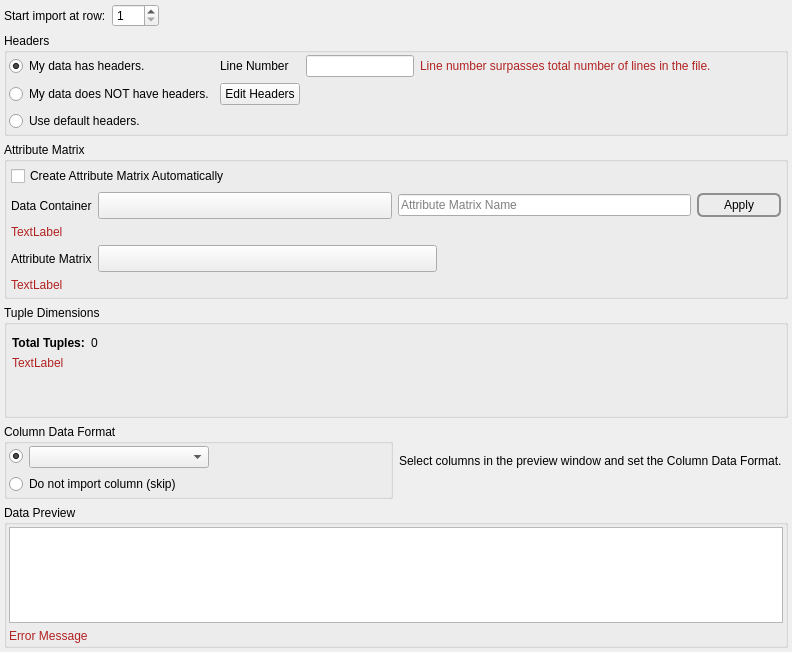
Above: Source/Plugins/IO/Widgets/ImportASCIIDataWizard/UI_Files/DataFormatPage.ui from BlueQuartzSoftware/DREAM3D before the change. Below: the same form after it.
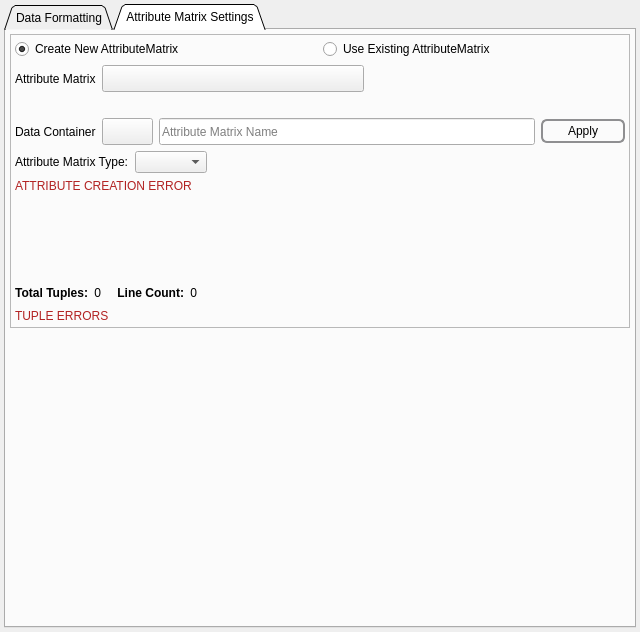
That is the form after the change. The open tabs and pages were chosen to show the change. Custom widgets are drawn as their Qt base class.

Commit message: Adjusting the user interface for ‘Read ASCII Data’ to allow users to more easily pick either to create an AttributeMatrix or use and existing AttributeMatrix.

What changed in the file:
```diff
--- a/Source/Plugins/IO/Widgets/ImportASCIIDataWizard/UI_Files/DataFormatPage.ui
+++ b/Source/Plugins/IO/Widgets/ImportASCIIDataWizard/UI_Files/DataFormatPage.ui
@@ -6,14 +6,14 @@
    <rect>
     <x>0</x>
     <y>0</y>
-    <width>792</width>
-    <height>652</height>
+    <width>640</width>
+    <height>632</height>
    </rect>
   </property>
   <property name="windowTitle">
    <string>WizardPage</string>
   </property>
-  <layout class="QVBoxLayout" name="verticalLayout">
+  <layout class="QGridLayout" name="gridLayout_8">
    <property name="leftMargin">
     <number>4</number>
    </property>
@@ -26,10 +26,80 @@
    <property name="bottomMargin">
     <number>4</number>
    </property>
+   <property name="spacing">
+    <number>4</number>
+   </property>
+   <item row="3" column="0">
+    <widget class="QTabWidget" name="tabWidget">
+     <property name="tabPosition">
+      <enum>QTabWidget::North</enum>
+     </property>
+     <property name="tabShape">
+      <enum>QTabWidget::Triangular</enum>
+     </property>
+     <property name="currentIndex">
+      <number>0</number>
+     </property>
+     <widget class="QWidget" name="tab">
+      <attribute name="title">
+       <string>Data Formatting</string>
+      </attribute>
+      <layout class="QGridLayout" name="gridLayout_5">
+       <property name="leftMargin">
+        <number>12</number>
+       </property>
+       <property name="topMargin">
+        <number>4</number>
+       </property>
+       <property name="rightMargin">
+        <number>4</number>
+       </property>
+       <property name="bottomMargin">
+        <number>4</number>
+       </property>
+       <property name="spacing">
+        <number>6</number>
+       </property>
+       <item row="2" column="0">
+        <widget class="QGroupBox" name="columnDataGroupBox">
+         <property name="title">
+          <string>Column Data Format</string>
+         </property>
+         <layout class="QGridLayout" name="gridLayout_2">
+          <property name="leftMargin">
+           <number>2</number>
+          </property>
+          <property name="topMargin">
+           <number>2</number>
+          </property>
+          <property name="rightMargin">
+           <number>2</number>
+          </property>
+          <property name="bottomMargin">
+           <number>2</number>
+          </property>
+          <property name="spacing">
+           <number>6</number>
+          </property>
+          <item row="1" column="0" colspan="2">
+           <layout class="QHBoxLayout" name="horizontalLayout_2">
+            <property name="topMargin">
+             <number>0</number>
+            </property>
    <item>
-    <layout class="QHBoxLayout" name="horizontalLayout">
-     <item>
-      <widget class="QLabel" name="label_7">
+             <widget class="QRadioButton" name="dataTypeRadio">
+              <property name="sizePolicy">
+               <sizepolicy hsizetype="Preferred" vsizetype="Fixed">
+                <horstretch>0</horstretch>
+                <verstretch>0</verstretch>
+               </sizepolicy>
+              </property>
+              <property name="maximumSize">
+               <size>
+                <width>16777215</width>
+                <height>16777215</height>
+               </size>
+              </property>
        <property name="text">
         <string>Start import at row:</string>
        </property>
@@ -60,7 +130,17 @@
      </item>
     </layout>
    </item>
-   <item>
+          <item row="3" column="0" colspan="2">
+           <widget class="QRadioButton" name="skipRadio">
+            <property name="text">
+             <string>Do not import column (skip)</string>
+            </property>
+           </widget>
+          </item>
+         </layout>
+        </widget>
+       </item>
+       <item row="1" column="0" colspan="2">
     <widget class="QGroupBox" name="groupBox_3">
      <property name="title">
       <string>Headers</string>
@@ -103,32 +183,6 @@
           </property>
          </widget>
         </item>
-        <item row="0" column="8">
-         <spacer name="horizontalSpacer_2">
-          <property name="orientation">
-           <enum>Qt::Horizontal</enum>
-          </property>
-          <property name="sizeHint" stdset="0">
-           <size>
-            <width>40</width>
-            <height>20</height>
-           </size>
-          </property>
-         </spacer>
-        </item>
-        <item row="0" column="5" colspan="3">
-         <widget class="QLabel" name="lineNumErrLabel">
-          <property name="styleSheet">
-           <string notr="true">QLabel { color: FireBrick }</string>
-          </property>
-          <property name="text">
-           <string>Line number surpasses total number of lines in the file.</string>
-          </property>
-          <property name="wordWrap">
-           <bool>false</bool>
-          </property>
-         </widget>
-        </item>
         <item row="1" column="3" colspan="6">
          <spacer name="horizontalSpacer">
           <property name="orientation">
@@ -173,36 +227,58 @@
           </property>
          </widget>
         </item>
+            <item row="0" column="5" colspan="4">
+             <widget class="QLabel" name="lineNumErrLabel">
+              <property name="styleSheet">
+               <string notr="true">QLabel { color: FireBrick }</string>
+              </property>
+              <property name="text">
+               <string>Line number surpasses total number of lines in the file.</string>
+              </property>
+              <property name="wordWrap">
+               <bool>true</bool>
+              </property>
+             </widget>
+            </item>
        </layout>
       </item>
      </layout>
     </widget>
    </item>
-   <item>
-    <widget class="QGroupBox" name="groupBox_4">
-     <property name="title">
-      <string>Attribute Matrix</string>
-     </property>
-     <layout class="QVBoxLayout" name="verticalLayout_2">
+       <item row="2" column="1">
+        <widget class="QLabel" name="label">
+         <property name="text">
+          <string>&lt;html&gt;&lt;head/&gt;&lt;body&gt;&lt;p&gt;Select columns in the preview window and set the Column Data Format.&lt;/p&gt;&lt;/body&gt;&lt;/html&gt;</string>
+         </property>
+         <property name="wordWrap">
+          <bool>true</bool>
+         </property>
+        </widget>
+       </item>
+       <item row="0" column="0" colspan="2">
+        <layout class="QHBoxLayout" name="horizontalLayout">
       <property name="leftMargin">
-       <number>4</number>
-      </property>
-      <property name="topMargin">
-       <number>4</number>
-      </property>
-      <property name="rightMargin">
-       <number>4</number>
-      </property>
-      <property name="bottomMargin">
-       <number>4</number>
-      </property>
+          <number>5</number>
+         </property>
+         <item>
+          <widget class="QLabel" name="label_7">
+           <property name="text">
+            <string>Start import at row:</string>
+           </property>
+          </widget>
+         </item>
+         <item>
+          <widget class="QSpinBox" name="startRowSpin">
+           <property name="minimum">
+            <number>1</number>
+           </property>
+           <property name="maximum">
+            <number>200</number>
+           </property>
+          </widget>
+         </item>
       <item>
-       <layout class="QGridLayout" name="gridLayout_7">
-        <property name="topMargin">
-         <number>0</number>
-        </property>
-        <item row="0" column="1">
-         <spacer name="horizontalSpacer_5">
+          <spacer name="horizontalSpacer_4">
           <property name="orientation">
            <enum>Qt::Horizontal</enum>
           </property>
@@ -214,47 +290,268 @@
           </property>
          </spacer>
         </item>
+        </layout>
+       </item>
+       <item row="3" column="0" colspan="2">
+        <widget class="QGroupBox" name="groupBox_2">
+         <property name="title">
+          <string>Data Preview</string>
+         </property>
+         <layout class="QGridLayout" name="gridLayout_3">
+          <property name="leftMargin">
+           <number>2</number>
+          </property>
+          <property name="topMargin">
+           <number>2</number>
+          </property>
+          <property name="rightMargin">
+           <number>2</number>
+          </property>
+          <property name="bottomMargin">
+           <number>2</number>
+          </property>
         <item row="0" column="0">
-         <widget class="QCheckBox" name="amAutomatically">
+           <widget class="QTableView" name="dataView">
+            <property name="sizePolicy">
+             <sizepolicy hsizetype="Expanding" vsizetype="Expanding">
+              <horstretch>0</horstretch>
+              <verstretch>1</verstretch>
+             </sizepolicy>
+            </property>
+            <property name="styleSheet">
+             <string notr="true">QHeaderView
+{
+  font-weight: bold;
+}</string>
+            </property>
+            <property name="selectionMode">
+             <enum>QAbstractItemView::SingleSelection</enum>
+            </property>
+            <property name="selectionBehavior">
+             <enum>QAbstractItemView::SelectColumns</enum>
+            </property>
+           </widget>
+          </item>
+          <item row="1" column="0">
+           <widget class="QLabel" name="arrayErrLabel">
+            <property name="styleSheet">
+             <string notr="true">QLabel { color: FireBrick }</string>
+            </property>
           <property name="text">
-           <string>Create Attribute Matrix Automatically</string>
-          </property>
+             <string>Error Message</string>
+            </property>
+            <property name="wordWrap">
+             <bool>false</bool>
+            </property>
          </widget>
         </item>
        </layout>
-      </item>
+        </widget>
+       </item>
+      </layout>
+     </widget>
+     <widget class="QWidget" name="tab_2">
+      <attribute name="title">
+       <string>Attribute Matrix Settings</string>
+      </attribute>
+      <layout class="QVBoxLayout" name="verticalLayout">
+       <property name="leftMargin">
+        <number>4</number>
+       </property>
+       <property name="topMargin">
+        <number>4</number>
+       </property>
+       <property name="rightMargin">
+        <number>4</number>
+       </property>
+       <property name="bottomMargin">
+        <number>4</number>
+       </property>
       <item>
-       <widget class="QFrame" name="dcSelectionFrame">
+        <widget class="QFrame" name="frame">
         <property name="frameShape">
-         <enum>QFrame::NoFrame</enum>
+          <enum>QFrame::StyledPanel</enum>
         </property>
         <property name="frameShadow">
-         <enum>QFrame::Plain</enum>
+          <enum>QFrame::Raised</enum>
         </property>
         <layout class="QGridLayout" name="gridLayout_4">
          <property name="leftMargin">
-          <number>0</number>
+           <number>4</number>
          </property>
          <property name="topMargin">
-          <number>0</number>
+           <number>4</number>
          </property>
          <property name="rightMargin">
-          <number>0</number>
+           <number>4</number>
          </property>
          <property name="bottomMargin">
+           <number>4</number>
+          </property>
+          <property name="spacing">
+           <number>6</number>
+          </property>
+          <item row="3" column="0" colspan="2">
+           <widget class="QLabel" name="amSelectionError">
+            <property name="text">
+             <string/>
+            </property>
+            <property name="wordWrap">
+             <bool>true</bool>
+            </property>
+           </widget>
+          </item>
+          <item row="6" column="0" colspan="2">
+           <layout class="QHBoxLayout" name="horizontalLayout_6">
+            <property name="spacing">
+             <number>6</number>
+            </property>
+            <property name="topMargin">
           <number>0</number>
          </property>
-         <item row="0" column="0">
+            <item>
+             <widget class="QLabel" name="label_2">
+              <property name="text">
+               <string>Attribute Matrix Type:</string>
+              </property>
+             </widget>
+            </item>
+            <item>
+             <widget class="QComboBox" name="attributeMatrixType"/>
+            </item>
+            <item>
+             <spacer name="horizontalSpacer_6">
+              <property name="orientation">
+               <enum>Qt::Horizontal</enum>
+              </property>
+              <property name="sizeHint" stdset="0">
+               <size>
+                <width>40</width>
+                <height>20</height>
+               </size>
+              </property>
+             </spacer>
+            </item>
+           </layout>
+          </item>
+          <item row="0" column="0" colspan="2">
+           <layout class="QHBoxLayout" name="horizontalLayout_3">
+            <property name="spacing">
+             <number>6</number>
+            </property>
+            <property name="leftMargin">
+             <number>0</number>
+            </property>
+            <property name="topMargin">
+             <number>0</number>
+            </property>
+            <item>
+             <widget class="QRadioButton" name="createAMRadio">
+              <property name="text">
+               <string>Create New AttributeMatrix</string>
+              </property>
+              <property name="checked">
+               <bool>true</bool>
+              </property>
+             </widget>
+            </item>
+            <item>
+             <widget class="QRadioButton" name="useAMRadio">
+              <property name="text">
+               <string>Use Existing AttributeMatrix</string>
+              </property>
+              <property name="checked">
+               <bool>false</bool>
+              </property>
+             </widget>
+            </item>
+           </layout>
+          </item>
+          <item row="1" column="0" colspan="2">
+           <layout class="QHBoxLayout" name="horizontalLayout_5">
+            <property name="spacing">
+             <number>6</number>
+            </property>
+            <property name="topMargin">
+             <number>0</number>
+            </property>
+            <item>
+             <widget class="QLabel" name="selectedAMLabel">
+              <property name="text">
+               <string>Attribute Matrix</string>
+              </property>
+             </widget>
+            </item>
+            <item>
+             <widget class="QPushButton" name="selectedAMBtn">
+              <property name="sizePolicy">
+               <sizepolicy hsizetype="Expanding" vsizetype="Fixed">
+                <horstretch>0</horstretch>
+                <verstretch>0</verstretch>
+               </sizepolicy>
+              </property>
+              <property name="maximumSize">
+               <size>
+                <width>16777215</width>
+                <height>16777215</height>
+               </size>
+              </property>
+              <property name="font">
+               <font>
+                <pointsize>12</pointsize>
+               </font>
+              </property>
+              <property name="text">
+               <string notr="true"/>
+              </property>
+              <property name="iconSize">
+               <size>
+                <width>2</width>
+                <height>2</height>
+               </size>
+              </property>
+              <property name="shortcut">
+               <string>Ctrl+S</string>
+              </property>
+              <property name="flat">
+               <bool>false</bool>
+              </property>
+             </widget>
+            </item>
+            <item>
+             <spacer name="horizontalSpacer_5">
+              <property name="orientation">
+               <enum>Qt::Horizontal</enum>
+              </property>
+              <property name="sizeHint" stdset="0">
+               <size>
+                <width>40</width>
+                <height>20</height>
+               </size>
+              </property>
+             </spacer>
+            </item>
+           </layout>
+          </item>
+          <item row="5" column="0" colspan="2">
+           <layout class="QHBoxLayout" name="horizontalLayout_4">
+            <property name="spacing">
+             <number>6</number>
+            </property>
+            <property name="topMargin">
+             <number>0</number>
+            </property>
+            <item>
           <widget class="QLabel" name="label_4">
            <property name="text">
             <string>Data Container</string>
            </property>
           </widget>
          </item>
-         <item row="0" column="1">
+            <item>
           <widget class="QPushButton" name="selectedDCBtn">
            <property name="sizePolicy">
-            <sizepolicy hsizetype="Expanding" vsizetype="Fixed">
+               <sizepolicy hsizetype="Preferred" vsizetype="Fixed">
              <horstretch>0</horstretch>
              <verstretch>0</verstretch>
             </sizepolicy>
@@ -287,27 +584,26 @@
            </property>
           </widget>
          </item>
-         <item row="0" column="2">
+            <item>
           <widget class="QLineEdit" name="amName">
+              <property name="sizePolicy">
+               <sizepolicy hsizetype="Expanding" vsizetype="Preferred">
+                <horstretch>0</horstretch>
+                <verstretch>0</verstretch>
+               </sizepolicy>
+              </property>
+              <property name="minimumSize">
+               <size>
+                <width>150</width>
+                <height>0</height>
+               </size>
+              </property>
            <property name="placeholderText">
             <string>Attribute Matrix Name</string>
            </property>
           </widget>
          </item>
-         <item row="1" column="0" colspan="3">
-          <widget class="QLabel" name="amCreationError">
-           <property name="styleSheet">
-            <string notr="true">QLabel { color: FireBrick }</string>
-           </property>
-           <property name="text">
-            <string>TextLabel</string>
-           </property>
-           <property name="wordWrap">
-            <bool>true</bool>
-           </property>
-          </widget>
-         </item>
-         <item row="0" column="3">
+            <item>
           <widget class="QPushButton" name="applyChangesBtn">
            <property name="sizePolicy">
             <sizepolicy hsizetype="Preferred" vsizetype="Preferred">
@@ -317,7 +613,7 @@
            </property>
            <property name="minimumSize">
             <size>
-             <width>84</width>
+                <width>0</width>
              <height>0</height>
             </size>
            </property>
@@ -367,159 +663,58 @@
           </widget>
          </item>
         </layout>
-       </widget>
-      </item>
-      <item>
-       <widget class="QFrame" name="amSelectionFrame">
-        <property name="frameShape">
-         <enum>QFrame::NoFrame</enum>
-        </property>
-        <property name="frameShadow">
-         <enum>QFrame::Raised</enum>
-        </property>
-        <layout class="QGridLayout" name="gridLayout_10">
-         <property name="leftMargin">
-          <number>0</number>
-         </property>
-         <property name="topMargin">
-          <number>0</number>
-         </property>
-         <property name="rightMargin">
-          <number>0</number>
-         </property>
-         <property name="bottomMargin">
-          <number>0</number>
-         </property>
-         <item row="0" column="2">
-          <widget class="QPushButton" name="selectedAMBtn">
-           <property name="sizePolicy">
-            <sizepolicy hsizetype="Expanding" vsizetype="Fixed">
-             <horstretch>0</horstretch>
-             <verstretch>0</verstretch>
-            </sizepolicy>
-           </property>
-           <property name="maximumSize">
-            <size>
-             <width>16777215</width>
-             <height>16777215</height>
-            </size>
-           </property>
-           <property name="font">
-            <font>
-             <pointsize>12</pointsize>
-            </font>
-           </property>
-           <property name="text">
-            <string notr="true"/>
-           </property>
-           <property name="iconSize">
-            <size>
-             <width>2</width>
-             <height>2</height>
-            </size>
-           </property>
-           <property name="shortcut">
-            <string>Ctrl+S</string>
-           </property>
-           <property name="flat">
-            <bool>false</bool>
-           </property>
-          </widget>
-         </item>
-         <item row="0" column="1">
-          <widget class="QLabel" name="label_5">
-           <property name="text">
-            <string>Attribute Matrix</string>
-           </property>
-          </widget>
-         </item>
-         <item row="0" column="3">
-          <spacer name="horizontalSpacer_9">
-           <property name="orientation">
-            <enum>Qt::Horizontal</enum>
-           </property>
-           <property name="sizeHint" stdset="0">
-            <size>
-             <width>40</width>
-             <height>20</height>
-            </size>
-           </property>
-          </spacer>
-         </item>
-         <item row="1" column="1" colspan="3">
-          <widget class="QLabel" name="amSelectionError">
+          </item>
+          <item row="11" column="0" colspan="2">
+           <widget class="QLabel" name="tupleTableErrLabel">
            <property name="styleSheet">
             <string notr="true">QLabel { color: FireBrick }</string>
            </property>
            <property name="text">
-            <string>TextLabel</string>
+             <string>TUPLE ERRORS</string>
            </property>
            <property name="wordWrap">
             <bool>true</bool>
            </property>
           </widget>
          </item>
-        </layout>
-       </widget>
-      </item>
-     </layout>
-    </widget>
-   </item>
-   <item>
-    <widget class="QGroupBox" name="tupleDimsGB">
+          <item row="8" column="0" colspan="2">
+           <widget class="TupleTableWidget" name="tupleDimsTable" native="true">
+            <property name="sizePolicy">
+             <sizepolicy hsizetype="Preferred" vsizetype="Expanding">
+              <horstretch>0</horstretch>
+              <verstretch>0</verstretch>
+             </sizepolicy>
+            </property>
+            <property name="minimumSize">
+             <size>
+              <width>0</width>
+              <height>50</height>
+             </size>
+            </property>
      <property name="maximumSize">
       <size>
        <width>16777215</width>
-       <height>175</height>
-      </size>
-     </property>
-     <property name="title">
-      <string>Tuple Dimensions</string>
-     </property>
-     <layout class="QGridLayout" name="gridLayout_5">
-      <property name="leftMargin">
-       <number>5</number>
-      </property>
-      <property name="topMargin">
-       <number>5</number>
-      </property>
-      <property name="rightMargin">
-       <number>5</number>
-      </property>
-      <property name="bottomMargin">
-       <number>5</number>
-      </property>
-      <property name="spacing">
-       <number>6</number>
-      </property>
-      <item row="2" column="0" colspan="2">
-       <layout class="QHBoxLayout" name="horizontalLayout_3">
-        <property name="spacing">
-         <number>6</number>
-        </property>
-        <property name="leftMargin">
-         <number>0</number>
-        </property>
-        <property name="topMargin">
-         <number>0</number>
-        </property>
-        <property name="rightMargin">
-         <number>0</number>
-        </property>
-        <property name="bottomMargin">
-         <number>0</number>
-        </property>
+              <height>100</height>
+             </size>
+            </property>
+           </widget>
+          </item>
+          <item row="9" column="0" colspan="2">
+           <layout class="QHBoxLayout" name="horizontalLayout_7">
         <item>
          <widget class="QLabel" name="tupleLabel">
           <property name="text">
            <string>&lt;html&gt;&lt;head/&gt;&lt;body&gt;&lt;p&gt;&lt;span style=&quot; font-weight:600;&quot;&gt;Total Tuples:&lt;/span&gt;&lt;/p&gt;&lt;/body&gt;&lt;/html&gt;</string>
           </property>
+              <property name="alignment">
+               <set>Qt::AlignRight|Qt::AlignTrailing|Qt::AlignVCenter</set>
+              </property>
          </widget>
         </item>
         <item>
          <widget class="QLabel" name="tupleCountLabel">
           <property name="sizePolicy">
-           <sizepolicy hsizetype="Expanding" vsizetype="Preferred">
+               <sizepolicy hsizetype="Preferred" vsizetype="Preferred">
             <horstretch>0</horstretch>
             <verstretch>0</verstretch>
            </sizepolicy>
@@ -527,11 +722,85 @@
           <property name="text">
            <string>0</string>
           </property>
-         </widget>
-        </item>
+              <property name="alignment">
+               <set>Qt::AlignRight|Qt::AlignTrailing|Qt::AlignVCenter</set>
+              </property>
+             </widget>
+            </item>
+            <item>
+             <spacer name="horizontalSpacer_8">
+              <property name="orientation">
+               <enum>Qt::Horizontal</enum>
+              </property>
+              <property name="sizeType">
+               <enum>QSizePolicy::Fixed</enum>
+              </property>
+              <property name="sizeHint" stdset="0">
+               <size>
+                <width>10</width>
+                <height>20</height>
+               </size>
+              </property>
+             </spacer>
+            </item>
+            <item>
+             <widget class="QLabel" name="tupleLabel_2">
+              <property name="text">
+               <string>&lt;html&gt;&lt;head/&gt;&lt;body&gt;&lt;p&gt;&lt;span style=&quot; font-weight:600;&quot;&gt;Line Count:&lt;/span&gt;&lt;/p&gt;&lt;/body&gt;&lt;/html&gt;</string>
+              </property>
+              <property name="alignment">
+               <set>Qt::AlignRight|Qt::AlignTrailing|Qt::AlignVCenter</set>
+              </property>
+             </widget>
+            </item>
+            <item>
+             <widget class="QLabel" name="lineCountLabel">
+              <property name="sizePolicy">
+               <sizepolicy hsizetype="Preferred" vsizetype="Preferred">
+                <horstretch>0</horstretch>
+                <verstretch>0</verstretch>
+               </sizepolicy>
+              </property>
+              <property name="text">
+               <string>0</string>
+              </property>
+              <property name="alignment">
+               <set>Qt::AlignRight|Qt::AlignTrailing|Qt::AlignVCenter</set>
+              </property>
+             </widget>
+            </item>
+            <item>
+             <spacer name="horizontalSpacer_7">
+              <property name="orientation">
+               <enum>Qt::Horizontal</enum>
+              </property>
+              <property name="sizeHint" stdset="0">
+               <size>
+                <width>40</width>
+                <height>20</height>
+               </size>
+              </property>
+             </spacer>
+            </item>
        </layout>
       </item>
       <item row="7" column="0" colspan="2">
+           <widget class="QLabel" name="amCreationError">
+            <property name="styleSheet">
+             <string notr="true">QLabel { color: FireBrick }</string>
+            </property>
+            <property name="text">
+             <string>ATTRIBUTE CREATION ERROR</string>
+            </property>
+            <property name="wordWrap">
+             <bool>true</bool>
+            </property>
+           </widget>
+          </item>
+         </layout>
+        </widget>
+       </item>
+       <item>
        <spacer name="verticalSpacer">
         <property name="orientation">
          <enum>Qt::Vertical</enum>
@@ -544,177 +813,8 @@
         </property>
        </spacer>
       </item>
-      <item row="6" column="0" colspan="2">
-       <widget class="QLabel" name="tupleTableErrLabel">
-        <property name="styleSheet">
-         <string notr="true">QLabel { color: FireBrick }</string>
-        </property>
-        <property name="text">
-         <string>TextLabel</string>
-        </property>
-        <property name="wordWrap">
-         <bool>true</bool>
-        </property>
-       </widget>
-      </item>
-      <item row="1" column="0" colspan="2">
-       <widget class="TupleTableWidget" name="tupleDimsTable" native="true">
-        <property name="maximumSize">
-         <size>
-          <width>16777215</width>
-          <height>100</height>
-         </size>
-        </property>
-       </widget>
-      </item>
-     </layout>
-    </widget>
-   </item>
-   <item>
-    <layout class="QHBoxLayout" name="horizontalLayout_6">
-     <item>
-      <widget class="QGroupBox" name="columnDataGroupBox">
-       <property name="title">
-        <string>Column Data Format</string>
-       </property>
-       <layout class="QGridLayout" name="gridLayout_2">
-        <property name="leftMargin">
-         <number>2</number>
-        </property>
-        <property name="topMargin">
-         <number>2</number>
-        </property>
-        <property name="rightMargin">
-         <number>2</number>
-        </property>
-        <property name="bottomMargin">
-         <number>2</number>
-        </property>
-        <property name="spacing">
-         <number>6</number>
-        </property>
-        <item row="1" column="0" colspan="2">
-         <layout class="QHBoxLayout" name="horizontalLayout_2">
-          <property name="topMargin">
-           <number>0</number>
-          </property>
-          <item>
-           <widget class="QRadioButton" name="dataTypeRadio">
-            <property name="sizePolicy">
-             <sizepolicy hsizetype="Preferred" vsizetype="Fixed">
-              <horstretch>0</horstretch>
-              <verstretch>0</verstretch>
-             </sizepolicy>
-            </property>
-            <property name="maximumSize">
-             <size>
-              <width>16777215</width>
-              <height>16777215</height>
-             </size>
-            </property>
-            <property name="text">
-             <string/>
-            </property>
-            <property name="checked">
-             <bool>true</bool>
-            </property>
-            <property name="autoRepeat">
-             <bool>false</bool>
-            </property>
-           </widget>
-          </item>
-          <item>
-           <widget class="QComboBox" name="dataTypeCB">
-            <property name="sizePolicy">
-             <sizepolicy hsizetype="Expanding" vsizetype="Fixed">
-              <horstretch>0</horstretch>
-              <verstretch>0</verstretch>
-             </sizepolicy>
-            </property>
-           </widget>
-          </item>
-          <item>
-           <spacer name="horizontalSpacer_3">
-            <property name="orientation">
-             <enum>Qt::Horizontal</enum>
-            </property>
-            <property name="sizeHint" stdset="0">
-             <size>
-              <width>40</width>
-              <height>20</height>
-             </size>
-            </property>
-           </spacer>
-          </item>
-         </layout>
-        </item>
-        <item row="3" column="0" colspan="2">
-         <widget class="QRadioButton" name="skipRadio">
-          <property name="text">
-           <string>Do not import column (skip)</string>
-          </property>
-         </widget>
-        </item>
-       </layout>
-      </widget>
-     </item>
-     <item>
-      <widget class="QLabel" name="label">
-       <property name="text">
-        <string>&lt;html&gt;&lt;head/&gt;&lt;body&gt;&lt;p&gt;Select columns in the preview window and set the Column Data Format.&lt;/p&gt;&lt;/body&gt;&lt;/html&gt;</string>
-       </property>
-      </widget>
-     </item>
-    </layout>
-   </item>
-   <item>
-    <widget class="QGroupBox" name="groupBox_2">
-     <property name="title">
-      <string>Data Preview</string>
-     </property>
-     <layout class="QGridLayout" name="gridLayout_3">
-      <property name="leftMargin">
-       <number>2</number>
-      </property>
-      <property name="topMargin">
-       <number>2</number>
-      </property>
-      <property name="rightMargin">
-       <number>2</number>
-      </property>
-      <property name="bottomMargin">
-       <number>2</number>
-      </property>
-      <item row="0" column="0">
-       <widget class="QTableView" name="dataView">
-        <property name="styleSheet">
-         <string notr="true">QHeaderView
-{
-  font-weight: bold;
-}</string>
-        </property>
-        <property name="selectionMode">
-         <enum>QAbstractItemView::SingleSelection</enum>
-        </property>
-        <property name="selectionBehavior">
-         <enum>QAbstractItemView::SelectColumns</enum>
-        </property>
-       </widget>
-      </item>
-      <item row="1" column="0">
-       <widget class="QLabel" name="arrayErrLabel">
-        <property name="styleSheet">
-         <string notr="true">QLabel { color: FireBrick }</string>
-        </property>
-        <property name="text">
-         <string>Error Message</string>
-        </property>
-        <property name="wordWrap">
-         <bool>false</bool>
-        </property>
-       </widget>
-      </item>
-     </layout>
+      </layout>
+     </widget>
     </widget>
    </item>
   </layout>
```
Left out of the diff: 161 changed lines with no effect on the pictures. Lines whose indentation alone changed are shown as unchanged. The commit also changes 11 other files.
